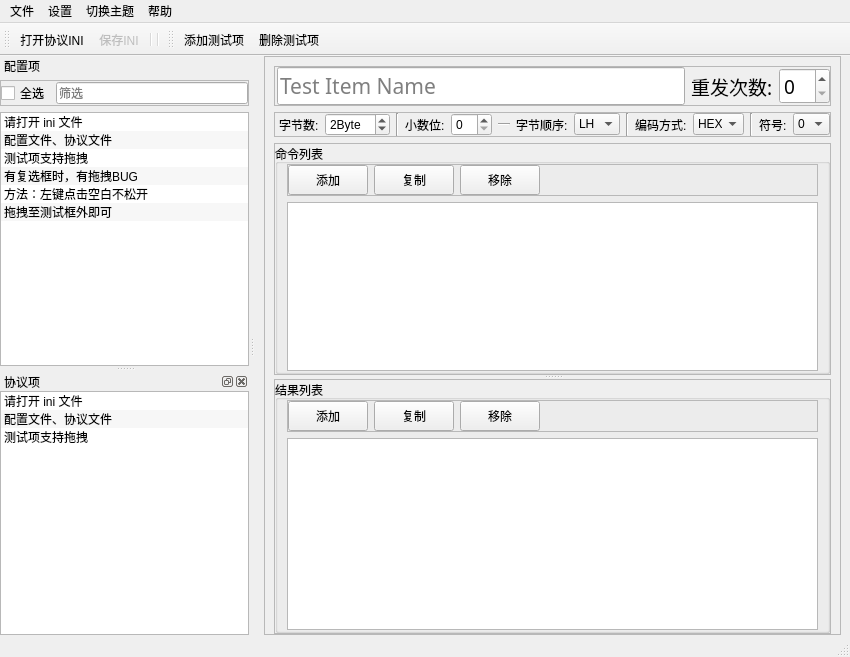
Before: the Qt Designer form mainwindow.ui in m-RNA/labview-ini-editor, drawn with Qt 5.
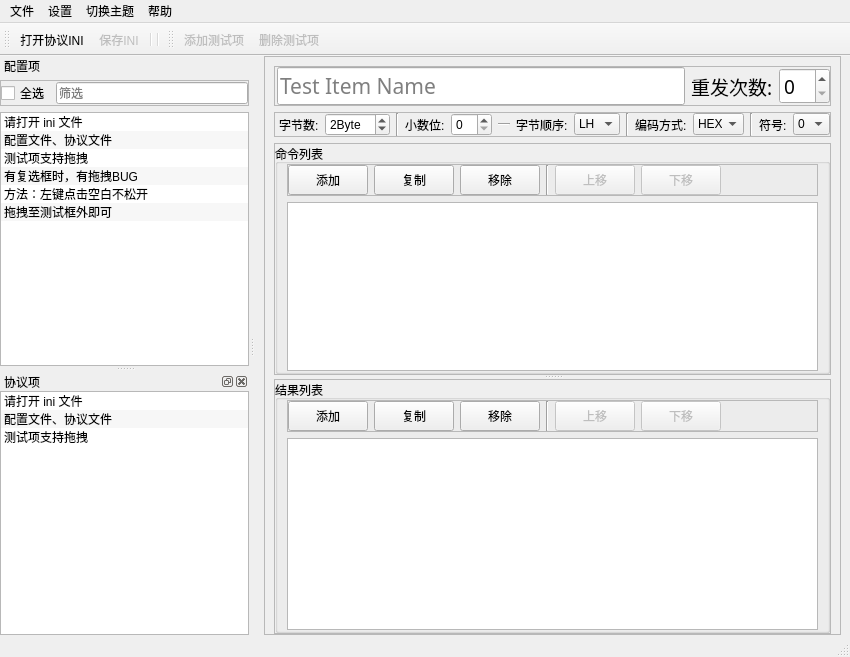
After: the same form once the commit is applied. Custom widgets are drawn as their Qt base class.

Commit message: Change: 1、修正部分toolTip 2、UI添加上下移动按钮

What changed in the file:
```diff
--- a/mainwindow.ui
+++ b/mainwindow.ui
@@ -560,6 +560,63 @@
                    </property>
                   </widget>
                  </item>
+                 <item>
+                  <widget class="Line" name="line_4">
+                   <property name="orientation">
+                    <enum>Qt::Vertical</enum>
+                   </property>
+                  </widget>
+                 </item>
+                 <item>
+                  <widget class="QPushButton" name="btnMoveUpTestICmd">
+                   <property name="enabled">
+                    <bool>false</bool>
+                   </property>
+                   <property name="minimumSize">
+                    <size>
+                     <width>0</width>
+                     <height>30</height>
+                    </size>
+                   </property>
+                   <property name="font">
+                    <font>
+                     <family>Microsoft YaHei UI</family>
+                     <pointsize>9</pointsize>
+                    </font>
+                   </property>
+                   <property name="toolTip">
+                    <string>上移命令</string>
+                   </property>
+                   <property name="text">
+                    <string>上移</string>
+                   </property>
+                  </widget>
+                 </item>
+                 <item>
+                  <widget class="QPushButton" name="btnMoveDownTestICmd">
+                   <property name="enabled">
+                    <bool>false</bool>
+                   </property>
+                   <property name="minimumSize">
+                    <size>
+                     <width>0</width>
+                     <height>30</height>
+                    </size>
+                   </property>
+                   <property name="font">
+                    <font>
+                     <family>Microsoft YaHei UI</family>
+                     <pointsize>9</pointsize>
+                    </font>
+                   </property>
+                   <property name="toolTip">
+                    <string>下移命令</string>
+                   </property>
+                   <property name="text">
+                    <string>下移</string>
+                   </property>
+                  </widget>
+                 </item>
                  <item>
                   <spacer name="horizontalSpacer_3">
                    <property name="orientation">
@@ -712,6 +769,48 @@
                  <property name="bottomMargin">
                   <number>0</number>
                  </property>
+                 <item row="0" column="2">
+                  <widget class="QPushButton" name="btnCopyTestIResult">
+                   <property name="minimumSize">
+                    <size>
+                     <width>0</width>
+                     <height>30</height>
+                    </size>
+                   </property>
+                   <property name="font">
+                    <font>
+                     <family>Microsoft YaHei UI</family>
+                     <pointsize>9</pointsize>
+                    </font>
+                   </property>
+                   <property name="toolTip">
+                    <string>复制结果</string>
+                   </property>
+                   <property name="text">
+                    <string>复制</string>
+                   </property>
+                  </widget>
+                 </item>
+                 <item row="0" column="7">
+                  <spacer name="horizontalSpacer_4">
+                   <property name="orientation">
+                    <enum>Qt::Horizontal</enum>
+                   </property>
+                   <property name="sizeHint" stdset="0">
+                    <size>
+                     <width>40</width>
+                     <height>20</height>
+                    </size>
+                   </property>
+                  </spacer>
+                 </item>
+                 <item row="0" column="4">
+                  <widget class="Line" name="line_6">
+                   <property name="orientation">
+                    <enum>Qt::Vertical</enum>
+                   </property>
+                  </widget>
+                 </item>
                  <item row="0" column="3">
                   <widget class="QPushButton" name="btnRemoveTestIResult">
                    <property name="minimumSize">
@@ -756,8 +855,11 @@
                    </property>
                   </widget>
                  </item>
-                 <item row="0" column="2">
-                  <widget class="QPushButton" name="btnCopyTestIResult">
+                 <item row="0" column="6">
+                  <widget class="QPushButton" name="btnMoveDownTestIResult">
+                   <property name="enabled">
+                    <bool>false</bool>
+                   </property>
                    <property name="minimumSize">
                     <size>
                      <width>0</width>
@@ -774,22 +876,34 @@
                     <string>点击 添加命令</string>
                    </property>
                    <property name="text">
-                    <string>复制</string>
+                    <string>下移</string>
                    </property>
                   </widget>
                  </item>
-                 <item row="0" column="4">
-                  <spacer name="horizontalSpacer_4">
-                   <property name="orientation">
-                    <enum>Qt::Horizontal</enum>
+                 <item row="0" column="5">
+                  <widget class="QPushButton" name="btnMoveUpTestResult">
+                   <property name="enabled">
+                    <bool>false</bool>
                    </property>
-                   <property name="sizeHint" stdset="0">
+                   <property name="minimumSize">
                     <size>
-                     <width>40</width>
-                     <height>20</height>
+                     <width>0</width>
+                     <height>30</height>
                     </size>
                    </property>
-                  </spacer>
+                   <property name="font">
+                    <font>
+                     <family>Microsoft YaHei UI</family>
+                     <pointsize>9</pointsize>
+                    </font>
+                   </property>
+                   <property name="toolTip">
+                    <string>上移结果</string>
+                   </property>
+                   <property name="text">
+                    <string>上移</string>
+                   </property>
+                  </widget>
                  </item>
                 </layout>
                </widget>
@@ -1072,6 +1186,9 @@
    </widget>
   </widget>
   <widget class="QToolBar" name="toolBar_2">
+   <property name="enabled">
+    <bool>false</bool>
+   </property>
    <property name="font">
     <font>
      <family>Microsoft YaHei UI</family>
```
Left out of the diff: 18 changed lines with no effect on the pictures. The commit also changes 1 other file.
